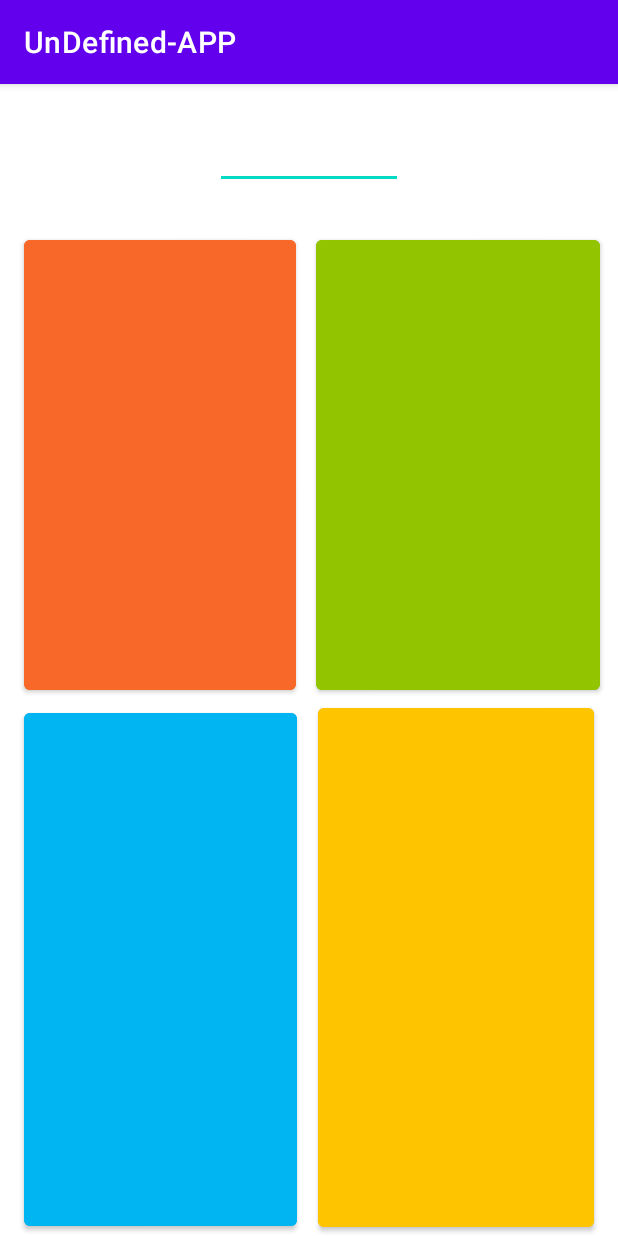
After one commit to JesusSePe/UnDefined-APP, an Android app: the Game screen opened directly, with no data from a screen before it, on a phone screen of 412 x 824 dp. The commit adds this screen. Run offline under Robolectric (Android 15) with nearby library versions, the phone set to English and light mode, and no system bars.

Commit message:
App update with new Activity (unfinished)

```diff
--- a/app/src/main/java/ServerConfig/ServerInterface.java
+++ b/app/src/main/java/ServerConfig/ServerInterface.java
@@ -1,4 +1,6 @@
 package ServerConfig;
+
+import java.util.HashMap;
 
 public interface ServerInterface {
     public String ping();
@@ -6,4 +8,8 @@ public interface ServerInterface {
     public String register(String uname);
 
     public boolean checkActive();
+
+    public HashMap<String, String> newGameData();
+
+    public void answer(String uname, String answer);
 }
--- /dev/null
+++ b/app/src/main/java/com/example/undefined_app/Game.java
@@ -0,0 +1,118 @@
+package com.example.undefined_app;
+
+import androidx.appcompat.app.AppCompatActivity;
+
+import android.content.DialogInterface;
+import android.content.Intent;
+import android.graphics.Color;
+import android.os.Bundle;
+import android.view.View;
+import android.widget.Button;
+import android.widget.EditText;
+import android.widget.TextView;
+
+import java.util.Timer;
+import java.util.TimerTask;
+
+import ServerConfig.Server;
+import ServerConfig.ServerInterface;
+
+public class Game extends AppCompatActivity {
+    Timer timer = new Timer();
+
+    @Override
+    protected void onCreate(Bundle savedInstanceState) {
+        super.onCreate(savedInstanceState);
+        setContentView(R.layout.activity_game);
+        // Get gameData
+        Intent i = getIntent();
+        String pregunta = i.getStringExtra("pregunta");
+        String resp1 = i.getStringExtra("resposta1");
+        String resp2 = i.getStringExtra("resposta2");
+        String resp3 = i.getStringExtra("resposta3");
+        String resp4 = i.getStringExtra("resposta4");
+        String timeout = i.getStringExtra("temps_preguntes");
+        ServerInterface serverService = (ServerInterface) i.getSerializableExtra("server");
+        String uname = i.getStringExtra("uname");
+
+        Button opt1 = findViewById(R.id.button1);
+        Button opt2 = findViewById(R.id.button2);
+        Button opt3 = findViewById(R.id.button3);
+        Button opt4 = findViewById(R.id.button4);
+
+        EditText editTimeOut = findViewById(R.id.timeout);
+
+        // Set buttons text
+        opt1.setText(resp1);
+        opt2.setText(resp2);
+        opt3.setText(resp3);
+        opt4.setText(resp4);
+
+        // Set timeout
+        editTimeOut.setText(timeout);
+
+        // Register button click event
+        opt1.setOnClickListener(new View.OnClickListener() {
+            @Override
+            public void onClick(View v) {
+                String resposta = opt1.getText().toString();
+                serverService.answer(uname, resposta);
+            }
+        });
+
+        opt2.setOnClickListener(new View.OnClickListener() {
+            @Override
+            public void onClick(View v) {
+                String resposta = opt1.getText().toString();
+                serverService.answer(uname, resposta);
+            }
+        });
+
+        opt3.setOnClickListener(new View.OnClickListener() {
+            @Override
+            public void onClick(View v) {
+                String resposta = opt1.getText().toString();
+                serverService.answer(uname, resposta);
+            }
+        });
+
+        opt4.setOnClickListener(new View.OnClickListener() {
+            @Override
+            public void onClick(View v) {
+                String resposta = opt1.getText().toString();
+                serverService.answer(uname, resposta);
+            }
+        });
+
+    }
+
+    public void begin(View view) {
+        timer.schedule(task, 1000, 1000);
+    }
+
+    TimerTask task = new TimerTask() {
+
+        @Override
+        public void run() {
+            // TODO Auto-generated method stub
+            runOnUiThread(() -> {
+                TextView timeout = findViewById(R.id.timeout);
+                Integer secondLeft = Integer.parseInt(timeout.getText().toString());
+                timeout.setText(secondLeft-1);
+                if (secondLeft < 0) {
+                    timer.cancel();
+                    timeout.setText ("TIME OUT");
+                    // Disable buttons
+                    findViewById(R.id.button1).setEnabled(false);
+                    findViewById(R.id.button1).setBackgroundColor(Color.parseColor("#3A5A57"));
+                    findViewById(R.id.button2).setEnabled(false);
+                    findViewById(R.id.button2).setBackgroundColor(Color.parseColor("#3A5A57"));
+                    findViewById(R.id.button3).setEnabled(false);
+                    findViewById(R.id.button3).setBackgroundColor(Color.parseColor("#3A5A57"));
+                    findViewById(R.id.button4).setEnabled(false);
+                    findViewById(R.id.button4).setBackgroundColor(Color.parseColor("#3A5A57"));
+                }
+            });
+        }
+    };
+}
--- /dev/null
+++ b/app/src/main/res/layout/activity_game.xml
@@ -0,0 +1,72 @@
+<?xml version="1.0" encoding="utf-8"?>
+<androidx.constraintlayout.widget.ConstraintLayout xmlns:android="http://schemas.android.com/apk/res/android"
+    xmlns:app="http://schemas.android.com/apk/res-auto"
+    xmlns:tools="http://schemas.android.com/tools"
+    android:layout_width="match_parent"
+    android:layout_height="match_parent"
+    tools:context=".Game">
+
+    <Button
+        android:id="@+id/button1"
+        android:layout_width="181dp"
+        android:layout_height="312dp"
+        android:backgroundTint="#F86828"
+        android:text="Button1"
+        app:layout_constraintBottom_toTopOf="@+id/button4"
+        app:layout_constraintEnd_toEndOf="parent"
+        app:layout_constraintHorizontal_bias="0.069"
+        app:layout_constraintStart_toStartOf="parent"
+        app:layout_constraintTop_toTopOf="parent"
+        app:layout_constraintVertical_bias="1.0" />
+
+    <Button
+        android:id="@+id/button2"
+        android:layout_width="189dp"
+        android:layout_height="312dp"
+        android:backgroundTint="#92C400"
+        android:text="Button2"
+        app:layout_constraintBottom_toBottomOf="@+id/button1"
+        app:layout_constraintEnd_toEndOf="parent"
+        app:layout_constraintHorizontal_bias="0.946"
+        app:layout_constraintStart_toStartOf="parent"
+        app:layout_constraintTop_toTopOf="parent"
+        app:layout_constraintVertical_bias="1.0" />
+
+    <Button
+        android:id="@+id/button3"
+        android:layout_width="182dp"
+        android:layout_height="354dp"
+        android:backgroundTint="#00B5F1"
+        android:text="Button3"
+        app:layout_constraintBottom_toBottomOf="parent"
+        app:layout_constraintEnd_toEndOf="parent"
+        app:layout_constraintHorizontal_bias="0.069"
+        app:layout_constraintStart_toStartOf="parent"
+        app:layout_constraintTop_toBottomOf="@+id/button1"
+        app:layout_constraintVertical_bias="0.882" />
+
+    <Button
+        android:id="@+id/button4"
+        android:layout_width="184dp"
+        android:layout_height="358dp"
+        android:backgroundTint="#FFC400"
+        android:text="Button4"
+        app:layout_constraintBottom_toBottomOf="parent"
+        app:layout_constraintEnd_toEndOf="parent"
+        app:layout_constraintHorizontal_bias="0.929"
+        app:layout_constraintStart_toStartOf="parent" />
+
+    <EditText
+        android:id="@+id/timeout"
+        android:layout_width="125dp"
+        android:layout_height="42dp"
+        android:editable="false"
+        android:ems="10"
+        android:inputType="textPersonName"
+        android:textAlignment="center"
+        app:layout_constraintBottom_toTopOf="@+id/button2"
+        app:layout_constraintEnd_toEndOf="parent"
+        app:layout_constraintStart_toStartOf="parent"
+        app:layout_constraintTop_toTopOf="parent" />
+
+</androidx.constraintlayout.widget.ConstraintLayout>
```
Also changed, not shown: app/src/main/AndroidManifest.xml (+5 -3 lines), app/src/main/java/ServerConfig/Server.java (+77 -0 lines), app/src/main/java/ServerConfig/ServerTestMain.java (+11 -1 lines), app/src/main/java/com/example/undefined_app/MainActivity.java (+47 -9 lines).
